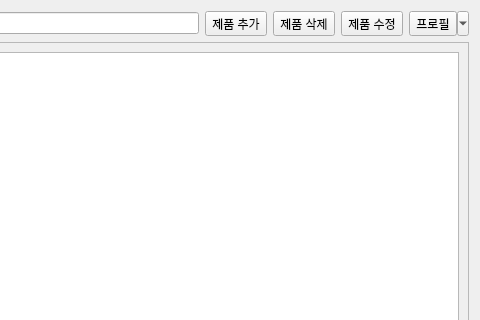
The window that CustomerManagementSystem/shopwidget.ui (namgilwoo999/2026-VEDA-Team4) describes before a commit, drawn with Qt 5; both pictures show x 304 to 784 and y 0 to 320 of the 784 by 514 pixel window.
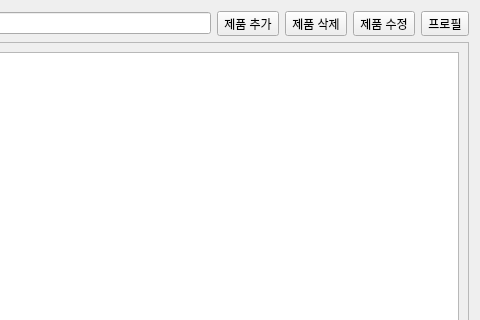
The same window after the commit.

Commit message: Profile Button Style Changed

Diff of the .ui file:
```diff
--- a/CustomerManagementSystem/shopwidget.ui
+++ b/CustomerManagementSystem/shopwidget.ui
@@ -35,6 +35,9 @@
        <property name="text">
         <string>제품 삭제</string>
        </property>
+       <property name="toolButtonStyle">
+        <enum>Qt::ToolButtonStyle::ToolButtonFollowStyle</enum>
+       </property>
       </widget>
      </item>
      <item>
@@ -50,10 +53,10 @@
         <string>프로필</string>
        </property>
        <property name="popupMode">
-        <enum>QToolButton::ToolButtonPopupMode::MenuButtonPopup</enum>
+        <enum>QToolButton::ToolButtonPopupMode::DelayedPopup</enum>
        </property>
        <property name="toolButtonStyle">
-        <enum>Qt::ToolButtonStyle::ToolButtonTextOnly</enum>
+        <enum>Qt::ToolButtonStyle::ToolButtonFollowStyle</enum>
        </property>
       </widget>
      </item>
```
The commit also changes 1 other file.
